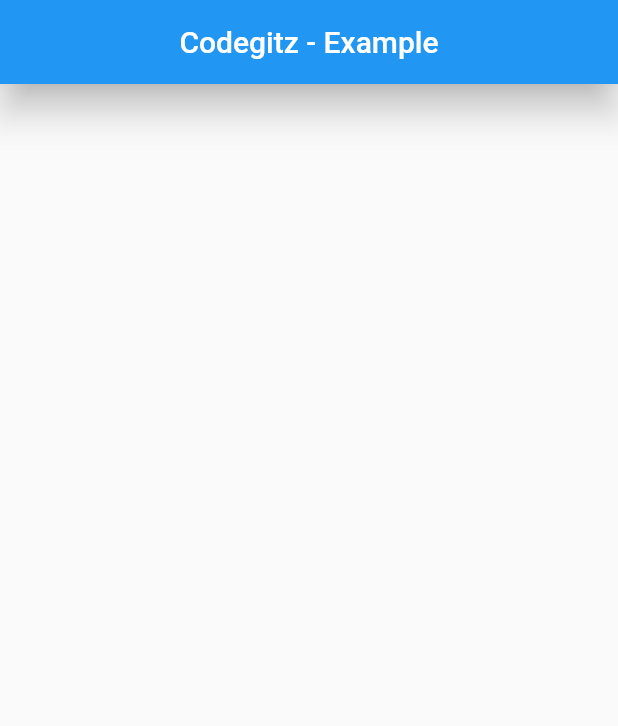
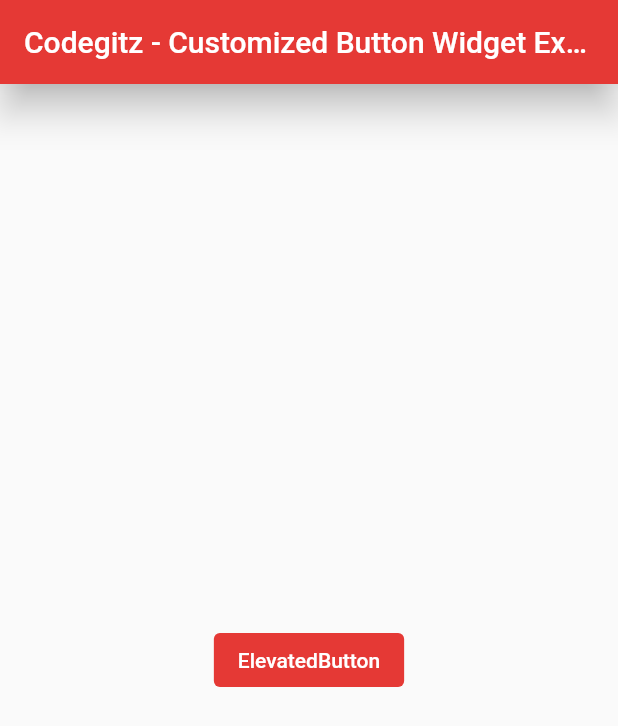
Before and after one commit to ammar629/Codegitz-Flutter-Button-Customization, a Flutter app: the screen it shows after launch, on a phone screen of 412 x 824 dp. Shown: the top 726 px of the screen. Run offline on Flutter 3.47's test engine with Material 2 defaults, Android fonts, the phone set to English and light mode, and no system bars.

Commit message:
Added ElevatedButtonWidget class

```diff
--- a/lib/main.dart
+++ b/lib/main.dart
@@ -13,12 +13,27 @@
   Widget build(BuildContext context){
     return Scaffold(
       appBar: AppBar(
-        title: Title(color: Colors.red, child: Text('Codegitz - Example')),
-        centerTitle: true,
-        elevation: 10,
+      title: Text('Codegitz - Customized Button Widget Example'),
+      centerTitle: true,
+      elevation: 10,
+      backgroundColor: Colors.red[600],
       ),
       body: Center(
+        child: ElevatedButtonWidget(),
       ),
     );
   }
 }
+
+class ElevatedButtonWidget extends StatelessWidget{
+  @override
+  Widget build(BuildContext context){
+    return ElevatedButton(onPressed: null,
+    child: Text('ElevatedButton'),
+    style: ButtonStyle(
+      backgroundColor: MaterialStateProperty.all(Colors.red[600]),
+      foregroundColor: MaterialStateProperty.all(Colors.white),
+    )
+    );
+  }
+}
```
